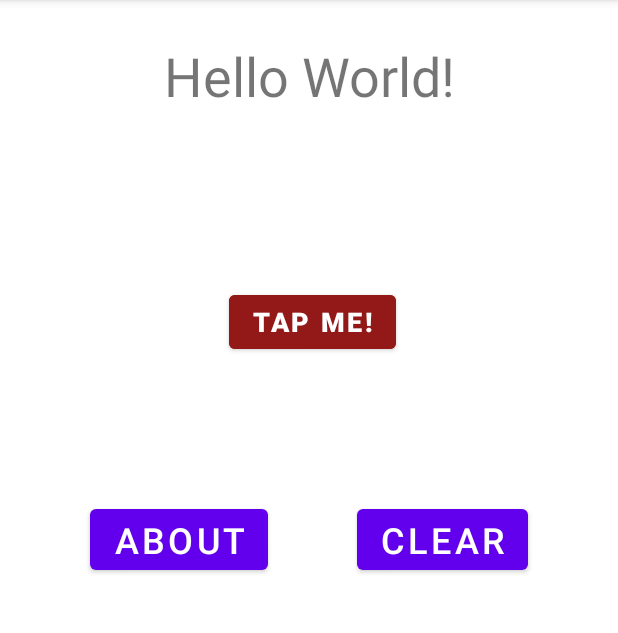
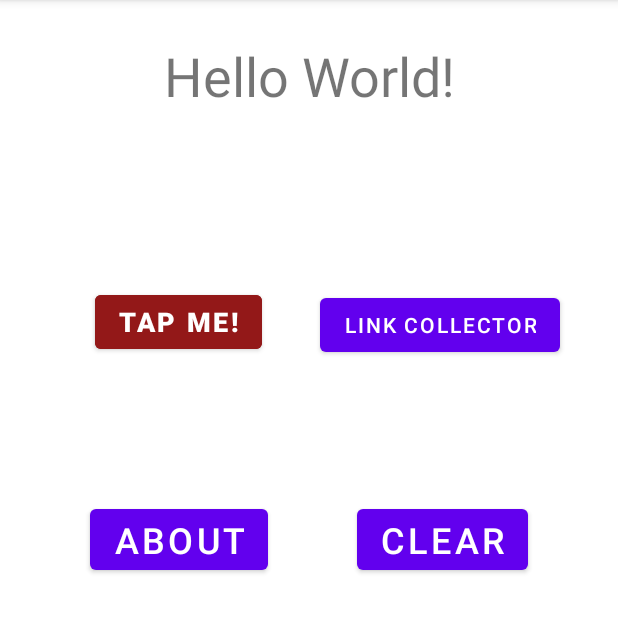
Before and after one commit to Clee2691/NUMAD21S-CZL, an Android app: the screen it shows after launch (MainActivity), on a phone screen of 412 x 824 dp, the part 84-717 px from its top. Run offline under Robolectric (Android 15) with nearby library versions, the phone set to English and light mode, and no system bars.

Commit message:
Refactor activityButton

```diff
--- a/app/src/main/AndroidManifest.xml
+++ b/app/src/main/AndroidManifest.xml
@@ -9,7 +9,8 @@
         android:roundIcon="@mipmap/ic_launcher_czl_round"
         android:supportsRtl="true"
         android:theme="@style/Theme.NUMAD21SCZL">
-        <activity android:name=".activity_click_letters"></activity>
+        <activity android:name=".activity_link_collector"></activity>
+        <activity android:name=".activity_click_letters" />
         <activity android:name=".MainActivity">
             <intent-filter>
                 <action android:name="android.intent.action.MAIN" />
--- a/app/src/main/res/layout/activity_main.xml
+++ b/app/src/main/res/layout/activity_main.xml
@@ -87,7 +87,7 @@
         app:layout_constraintBottom_toTopOf="@+id/guideline5"
         app:layout_constraintEnd_toStartOf="@+id/clearButton"
         app:layout_constraintHorizontal_bias="0.5"
-        app:layout_constraintStart_toEndOf="@+id/aboutButton"
+        app:layout_constraintStart_toStartOf="parent"
         app:layout_constraintTop_toBottomOf="@+id/textView"
         app:layout_constraintVertical_bias="0.234" />
 
@@ -105,4 +105,15 @@
         android:orientation="horizontal"
         app:layout_constraintGuide_end="149dp" />
 
+    <Button
+        android:id="@+id/btn_link_collector"
+        android:layout_width="wrap_content"
+        android:layout_height="wrap_content"
+        android:onClick="activityButtons"
+        android:text="@string/link_collector_string"
+        app:layout_constraintBottom_toTopOf="@+id/clearButton"
+        app:layout_constraintEnd_toEndOf="parent"
+        app:layout_constraintStart_toEndOf="@+id/activity_click_btn"
+        app:layout_constraintTop_toTopOf="@+id/guideline4" />
+
 </androidx.constraintlayout.widget.ConstraintLayout>
--- a/app/src/main/res/values/strings.xml
+++ b/app/src/main/res/values/strings.xml
@@ -10,4 +10,5 @@
     <string name="e_string">E</string>
     <string name="f_string">F</string>
     <string name="pressed_none_string">Pressed: None!</string>
+    <string name="link_collector_string">Link Collector</string>
 </resources>
```
Also changed, not shown: app/src/main/java/com/example/numad21s_czl/MainActivity.java (+7 -4 lines).
